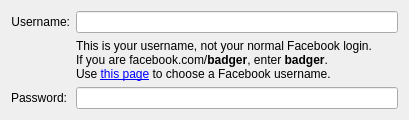
First picture: the form in gabble/main-options-widget-facebook.ui, repository KDE/ktp-accounts-kcm, before the edit.
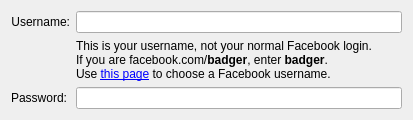
Second picture: the form after the edit. Custom widgets are drawn as their Qt base class.

Commit message: Set tab order correctly in all ui files

```diff
--- a/gabble/main-options-widget-facebook.ui
+++ b/gabble/main-options-widget-facebook.ui
@@ -6,8 +6,8 @@
    <rect>
     <x>0</x>
     <y>0</y>
-    <width>409</width>
-    <height>92</height>
+    <width>413</width>
+    <height>109</height>
    </rect>
   </property>
   <property name="windowTitle">
```
Left out of the diff: 4 changed lines with no effect on the pictures. The commit also changes 5 other files.
